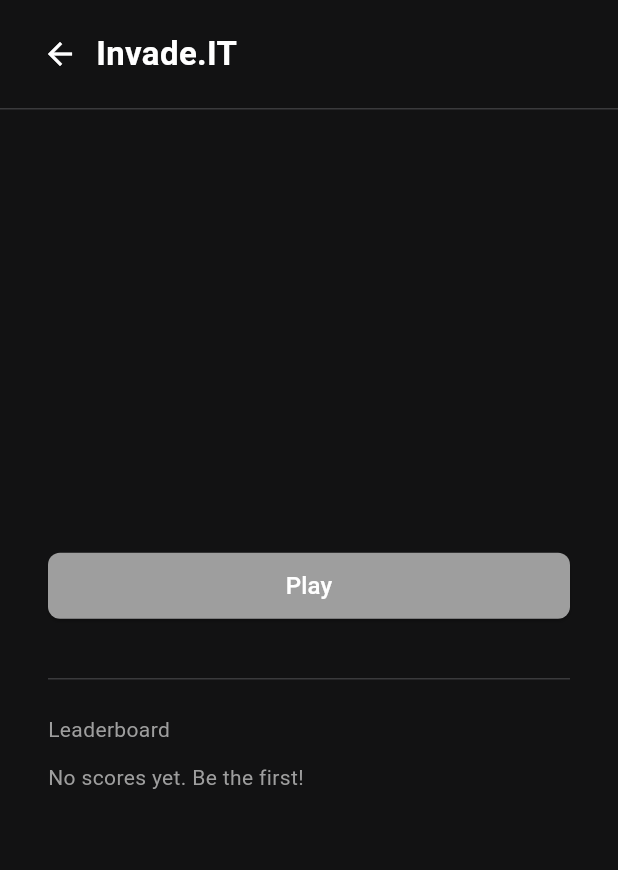
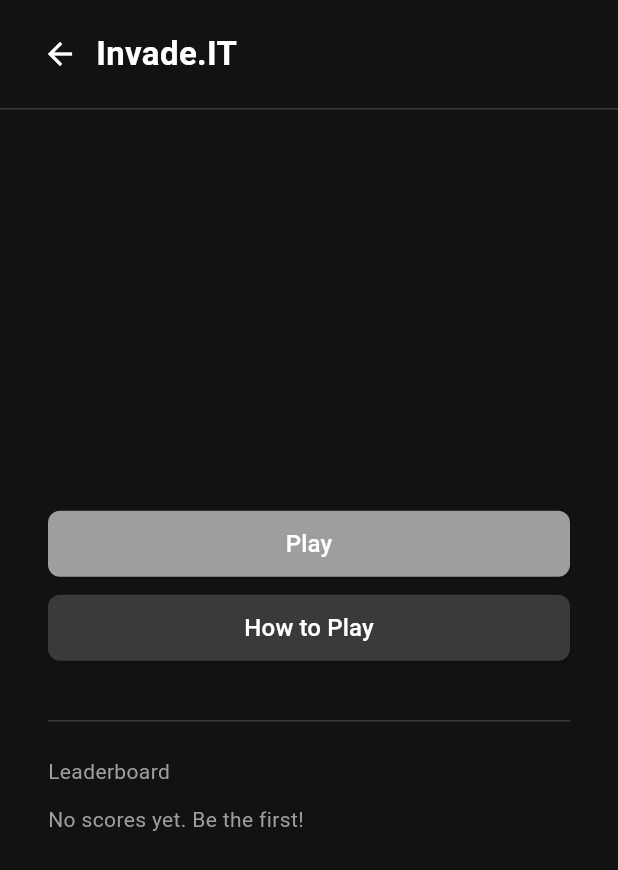
Before and after one commit to Mac-FuseIT/FuseIT-Wordle, a Flutter app: the InvadeLobbyScreen widget shown alone on an empty page, opened directly with empty values, on a phone screen of 412 x 824 dp. Shown: the top 870 px of the screen. Run offline on Flutter 3.47's test engine with Material 3 defaults, Android fonts, the phone set to English and light mode, and no system bars; our stand-ins replace shared_preferences; accounts and stored records are empty; network calls fail.

Commit message:
Improved Invade.IT, and it is now playable

```diff
--- a/frontend/lib/invade/invade_lobby_screen.dart
+++ b/frontend/lib/invade/invade_lobby_screen.dart
@@ -2,6 +2,7 @@ import 'package:flutter/material.dart';
 import 'package:http/http.dart' as http;
 import 'dart:convert';
 import '../models/app_theme.dart';
+import '../widgets/help_dialog.dart';
 import 'invade_game_screen.dart';
 
 class InvadeLobbyScreen extends StatefulWidget {
@@ -111,6 +112,27 @@ class _InvadeLobbyScreenState extends State<InvadeLobbyScreen> {
                         child: const Text('Play', style: TextStyle(fontSize: 16, color: Colors.white)),
                       ),
                     ),
+                    const SizedBox(height: 12),
+                    SizedBox(
+                      width: double.infinity,
+                      height: 44,
+                      child: ElevatedButton(
+                        onPressed: () => showHelpDialog(context, widget.theme, 'How to Play Invade.IT', const [
+                          HelpSection(body: 'Enemy ships spawn from the top of the screen and move around randomly. Destroy them before they destroy you!'),
+                          HelpSection(heading: '← → ↑ ↓ Arrow Keys', body: 'Move your ship freely in all directions across the entire screen.'),
+                          HelpSection(heading: '🚀 Shooting', body: 'Hold down Spacebar to shoot. When your shots run out, release Spacebar and hold it again to fire another burst.'),
+                          HelpSection(heading: '👾 Enemy Tiers', body: 'Grunt (grey) — 10 pts, easy.\nSoldier (yellow) — 25 pts, shoots faster.\nCommander (green) — 50 pts, takes 2 hits, most aggressive.'),
+                          HelpSection(heading: '❤️ Lives', body: 'You start with 2 lives shown as hearts at the bottom of the screen. Getting hit loses a life. Reach a new level and your health is fully restored.'),
+                          HelpSection(heading: '⬆️ Levels', body: 'Destroy 10+ enemies to reach the next level. Each level spawns enemies faster and with tougher tiers.'),
+                          HelpSection(heading: '🏆 Score', body: 'Your highest score is saved to the leaderboard. Clearing a wave gives a +100 bonus.'),
+                        ]),
+                        style: ElevatedButton.styleFrom(
+                          backgroundColor: const Color(0xFF3A3A3C),
+                          shape: RoundedRectangleBorder(borderRadius: BorderRadius.circular(8)),
+                        ),
+                        child: const Text('How to Play', style: TextStyle(fontSize: 16, color: Colors.white)),
+                      ),
+                    ),
                     const SizedBox(height: 32),
                     const Divider(color: Color(0xFF3A3A3C)),
                     const SizedBox(height: 16),
```
Also changed, not shown: frontend/lib/invade/invade_game_screen.dart (+39 -11 lines).
